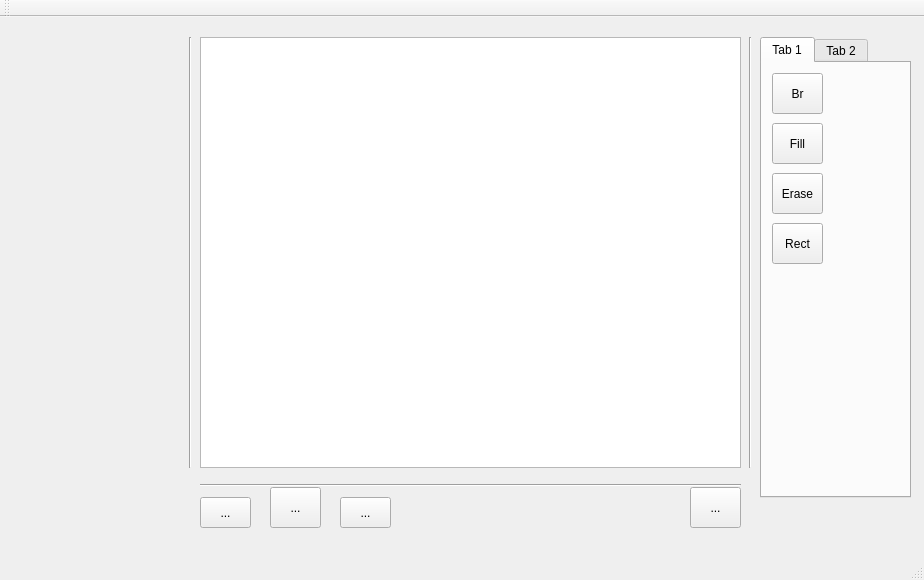
Above: Sprite_Editor_Extreme/mainwindow.ui from jokthefoo/Sprite-Editor before the change. Below: the same form after it.
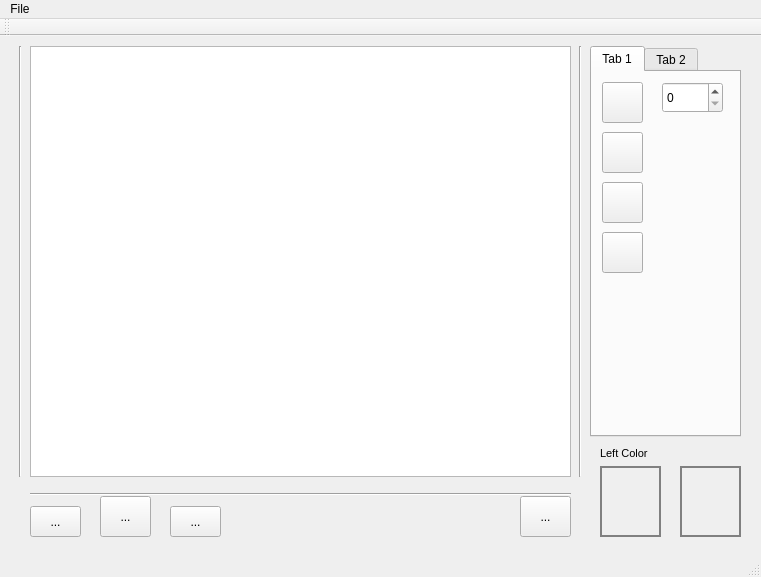
That is the form after the change. The open tabs and pages were chosen to show the change. Custom widgets are drawn as their Qt base class.

```diff
--- a/Sprite_Editor_Extreme/mainwindow.ui
+++ b/Sprite_Editor_Extreme/mainwindow.ui
@@ -6,8 +6,8 @@
    <rect>
     <x>0</x>
     <y>0</y>
-    <width>924</width>
-    <height>580</height>
+    <width>761</width>
+    <height>577</height>
    </rect>
   </property>
   <property name="windowTitle">
@@ -17,8 +17,8 @@
    <widget class="QGraphicsView" name="graphicsView">
     <property name="geometry">
      <rect>
-      <x>200</x>
-      <y>20</y>
+      <x>30</x>
+      <y>10</y>
       <width>541</width>
       <height>431</height>
      </rect>
@@ -27,8 +27,8 @@
    <widget class="Line" name="line">
     <property name="geometry">
      <rect>
-      <x>180</x>
-      <y>20</y>
+      <x>10</x>
+      <y>10</y>
       <width>20</width>
       <height>431</height>
      </rect>
@@ -40,8 +40,8 @@
    <widget class="Line" name="line_2">
     <property name="geometry">
      <rect>
-      <x>200</x>
-      <y>460</y>
+      <x>30</x>
+      <y>450</y>
       <width>541</width>
       <height>16</height>
      </rect>
@@ -53,8 +53,8 @@
    <widget class="Line" name="line_3">
     <property name="geometry">
      <rect>
-      <x>740</x>
-      <y>20</y>
+      <x>570</x>
+      <y>10</y>
       <width>20</width>
       <height>431</height>
      </rect>
@@ -66,8 +66,8 @@
    <widget class="QToolButton" name="add_Frame_Button">
     <property name="geometry">
      <rect>
-      <x>690</x>
-      <y>470</y>
+      <x>520</x>
+      <y>460</y>
       <width>51</width>
       <height>41</height>
      </rect>
@@ -79,8 +79,8 @@
    <widget class="QToolButton" name="previous_frame_button">
     <property name="geometry">
      <rect>
-      <x>200</x>
-      <y>480</y>
+      <x>30</x>
+      <y>470</y>
       <width>51</width>
       <height>31</height>
      </rect>
@@ -92,8 +92,8 @@
    <widget class="QToolButton" name="play_button">
     <property name="geometry">
      <rect>
-      <x>270</x>
-      <y>470</y>
+      <x>100</x>
+      <y>460</y>
       <width>51</width>
       <height>41</height>
      </rect>
@@ -105,8 +105,8 @@
    <widget class="QToolButton" name="next_frame_button">
     <property name="geometry">
      <rect>
-      <x>340</x>
-      <y>480</y>
+      <x>170</x>
+      <y>470</y>
       <width>51</width>
       <height>31</height>
      </rect>
@@ -118,14 +118,14 @@
    <widget class="QTabWidget" name="tabWidget">
     <property name="geometry">
      <rect>
-      <x>760</x>
-      <y>20</y>
+      <x>590</x>
+      <y>10</y>
       <width>151</width>
-      <height>461</height>
+      <height>391</height>
      </rect>
     </property>
     <property name="currentIndex">
-     <number>1</number>
+     <number>0</number>
     </property>
     <widget class="QWidget" name="tab">
      <attribute name="title">
@@ -136,12 +136,15 @@
        <rect>
         <x>10</x>
         <y>10</y>
-        <width>51</width>
+        <width>41</width>
         <height>41</height>
        </rect>
       </property>
       <property name="text">
-       <string>Br</string>
+       <string/>
+      </property>
+      <property name="popupMode">
+       <enum>QToolButton::InstantPopup</enum>
       </property>
      </widget>
      <widget class="QToolButton" name="fill_Bucket_Button">
@@ -149,12 +152,15 @@
        <rect>
         <x>10</x>
         <y>60</y>
-        <width>51</width>
+        <width>41</width>
         <height>41</height>
        </rect>
       </property>
       <property name="text">
-       <string>Fill</string>
+       <string/>
+      </property>
+      <property name="popupMode">
+       <enum>QToolButton::InstantPopup</enum>
       </property>
      </widget>
      <widget class="QToolButton" name="eraser_Button">
@@ -162,12 +168,15 @@
        <rect>
         <x>10</x>
         <y>110</y>
-        <width>51</width>
+        <width>41</width>
         <height>41</height>
        </rect>
       </property>
       <property name="text">
-       <string>Erase</string>
+       <string/>
+      </property>
+      <property name="popupMode">
+       <enum>QToolButton::InstantPopup</enum>
       </property>
      </widget>
      <widget class="QToolButton" name="rectangle_button">
@@ -175,12 +184,25 @@
        <rect>
         <x>10</x>
         <y>160</y>
-        <width>51</width>
+        <width>41</width>
         <height>41</height>
        </rect>
       </property>
       <property name="text">
-       <string>Rect</string>
+       <string/>
+      </property>
+      <property name="popupMode">
+       <enum>QToolButton::InstantPopup</enum>
+      </property>
+     </widget>
+     <widget class="QSpinBox" name="brushSize">
+      <property name="geometry">
+       <rect>
+        <x>70</x>
+        <y>10</y>
+        <width>61</width>
+        <height>31</height>
+       </rect>
       </property>
      </widget>
     </widget>
@@ -193,12 +215,12 @@
        <rect>
         <x>10</x>
         <y>160</y>
-        <width>51</width>
+        <width>41</width>
         <height>41</height>
        </rect>
       </property>
       <property name="text">
-       <string>RotateL</string>
+       <string/>
       </property>
      </widget>
      <widget class="QToolButton" name="zoom_Out_Button">
@@ -206,12 +228,12 @@
        <rect>
         <x>10</x>
         <y>60</y>
-        <width>51</width>
+        <width>41</width>
         <height>41</height>
        </rect>
       </property>
       <property name="text">
-       <string>ZOut</string>
+       <string/>
       </property>
      </widget>
      <widget class="QToolButton" name="rotate_Right_Button">
@@ -219,12 +241,12 @@
        <rect>
         <x>10</x>
         <y>110</y>
-        <width>51</width>
+        <width>41</width>
         <height>41</height>
        </rect>
       </property>
       <property name="text">
-       <string>RotateR</string>
+       <string/>
       </property>
      </widget>
      <widget class="QToolButton" name="zoom_In_Button">
@@ -232,19 +254,21 @@
        <rect>
         <x>10</x>
         <y>10</y>
-        <width>51</width>
+        <width>41</width>
         <height>41</height>
        </rect>
       </property>
       <property name="text">
-       <string>Zoom In</string>
+       <string/>
       </property>
+     </widget>
+    </widget>
      </widget>
      <widget class="ColorBox" name="leftColor">
       <property name="geometry">
        <rect>
-        <x>10</x>
-        <y>350</y>
+      <x>600</x>
+      <y>430</y>
         <width>61</width>
         <height>71</height>
        </rect>
@@ -255,6 +279,9 @@
       <property name="styleSheet">
        <string notr="true">border: 2px solid grey</string>
       </property>
+    <property name="lineWidth">
+     <number>1</number>
+    </property>
       <property name="text">
        <string/>
       </property>
@@ -262,8 +289,8 @@
      <widget class="ColorBox" name="leftColor_2">
       <property name="geometry">
        <rect>
-        <x>80</x>
-        <y>350</y>
+      <x>680</x>
+      <y>430</y>
         <width>61</width>
         <height>71</height>
        </rect>
@@ -281,8 +308,8 @@
      <widget class="QLabel" name="label">
       <property name="geometry">
        <rect>
-        <x>10</x>
-        <y>330</y>
+      <x>600</x>
+      <y>410</y>
         <width>59</width>
         <height>14</height>
        </rect>
@@ -297,17 +324,23 @@
       </property>
      </widget>
     </widget>
-   </widget>
-  </widget>
   <widget class="QMenuBar" name="menuBar">
    <property name="geometry">
     <rect>
      <x>0</x>
      <y>0</y>
-     <width>924</width>
+     <width>761</width>
      <height>19</height>
     </rect>
    </property>
+   <widget class="QMenu" name="menuFile">
+    <property name="title">
+     <string>File</string>
+    </property>
+    <addaction name="separator"/>
+    <addaction name="actionCanvasSize_2"/>
+   </widget>
+   <addaction name="menuFile"/>
   </widget>
   <widget class="QToolBar" name="mainToolBar">
    <attribute name="toolBarArea">
@@ -318,6 +351,16 @@
    </attribute>
   </widget>
   <widget class="QStatusBar" name="statusBar"/>
+  <action name="actionCanvasSize">
+   <property name="text">
+    <string>CanvasSize</string>
+   </property>
+  </action>
+  <action name="actionCanvasSize_2">
+   <property name="text">
+    <string>CanvasSize</string>
+   </property>
+  </action>
  </widget>
  <layoutdefault spacing="6" margin="11"/>
  <customwidgets>
```
Lines whose indentation alone changed are shown as unchanged.
